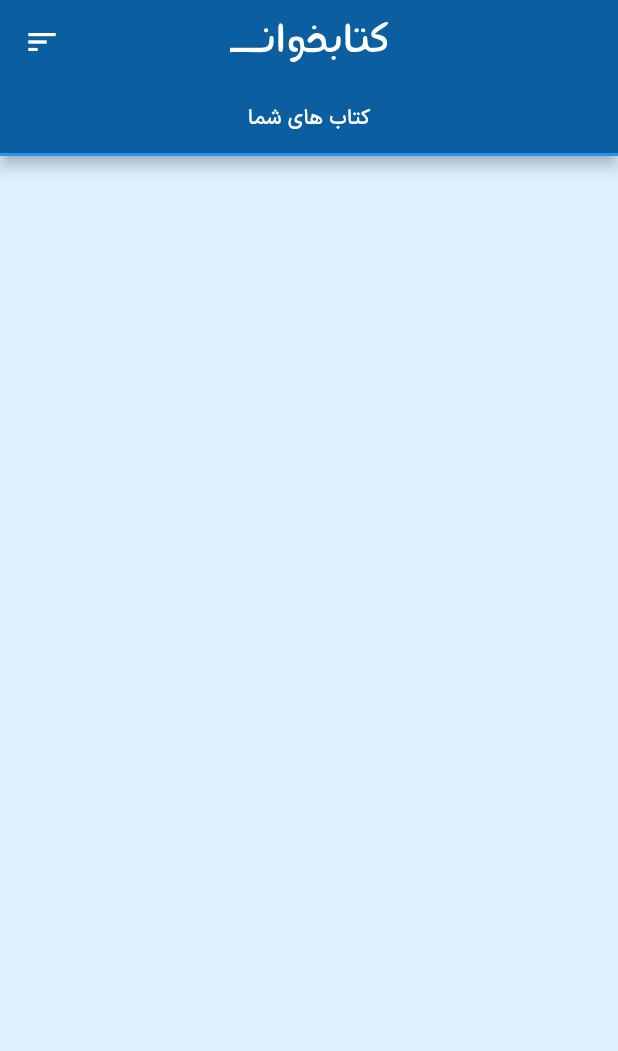
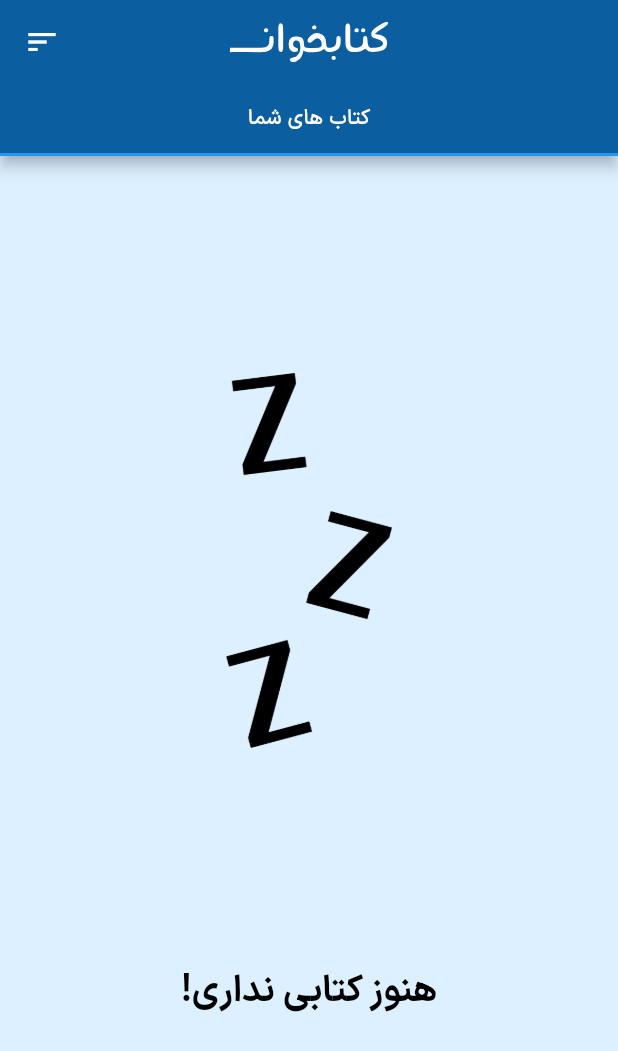
Before and after one commit to amirhoseinghf/ketabkhan, a Flutter app: the LibraryScreen screen opened by its route, on a phone screen of 412 x 824 dp. Shown: the top 1051 px of the screen. Run offline on Flutter 3.47's test engine with Material 2 defaults, Android fonts, the light colour scheme and no system bars; our stand-ins replace flutter_rating_bar, flutter_svg, image_picker.

Commit message:
EmptyLibrary
Added the feature to show a picture and a text when library is empty + some minor changes.

```diff
--- a/lib/screens/library_screen.dart
+++ b/lib/screens/library_screen.dart
@@ -69,7 +69,18 @@ class _LibraryScreenState extends State<LibraryScreen> {
           centerTitle: true,
           bottom: const TabBar(tabs: [Tab(child: Text("کتاب های شما", style: TextStyle(fontFamily: "IranSans"),),)],),
         ),
-        body: GridView(
+        body: widget.user.books.isEmpty ?
+            Center(
+              child: Column(
+                mainAxisAlignment: MainAxisAlignment.spaceEvenly,
+                children: [
+                  Image.asset("assets/images/waiting.png", height: 250, color: Colors.black),
+                  Text("!هنوز کتابی نداری", style: Theme.of(context).textTheme.headlineLarge,)
+                ],
+              ),
+            )
+
+            :GridView(
           padding: const EdgeInsets.all(20),
           gridDelegate: const SliverGridDelegateWithMaxCrossAxisExtent(
             maxCrossAxisExtent: 200,
--- a/lib/screens/payment_screen.dart
+++ b/lib/screens/payment_screen.dart
@@ -66,6 +66,7 @@ class _PaymentScreenState extends State<PaymentScreen> {
                                 "شماره کارت",
                                 style: Theme.of(context).textTheme.titleSmall,
                               ),
+                                counterStyle: Theme.of(context).textTheme.bodySmall,
                               border: OutlineInputBorder(
                                 borderRadius: BorderRadius.circular(15),
                               ),
@@ -103,6 +104,7 @@ class _PaymentScreenState extends State<PaymentScreen> {
                                 borderRadius: BorderRadius.circular(15),
                               ),
                               suffixIcon: const Icon(Icons.password),
+                              counterStyle: Theme.of(context).textTheme.bodySmall
                             ),
                             keyboardType: TextInputType.number,
                             onChanged: (val) {
--- a/pubspec.yaml
+++ b/pubspec.yaml
@@ -77,6 +77,7 @@ flutter:
     - assets/images/mellatCard.png
     - assets/images/MelliCard.png
     - assets/images/defaultCard.png
+    - assets/images/waiting.png
 
   # An image asset can refer to one or more resolution-specific "variants", see
   # https://flutter.dev/assets-and-images/#resolution-aware
```
Also changed, not shown: assets/images/waiting.png (added).
